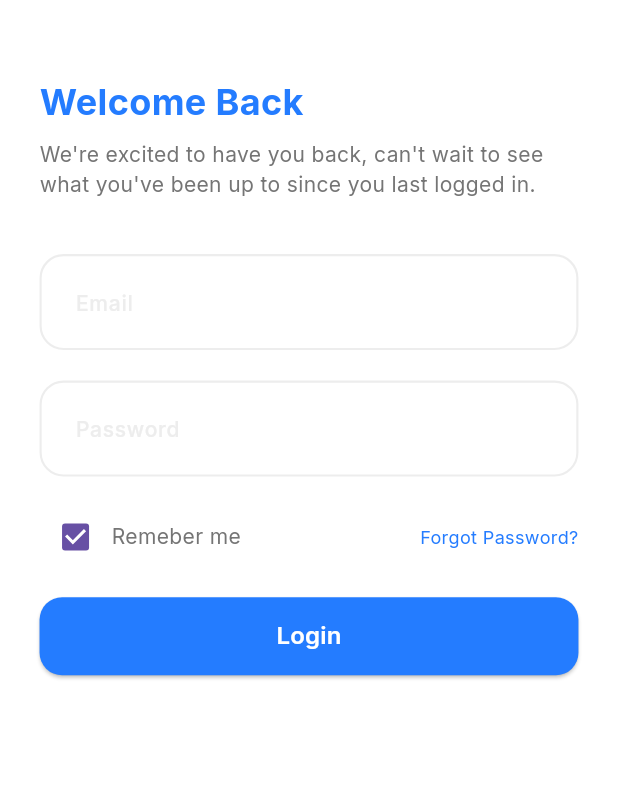
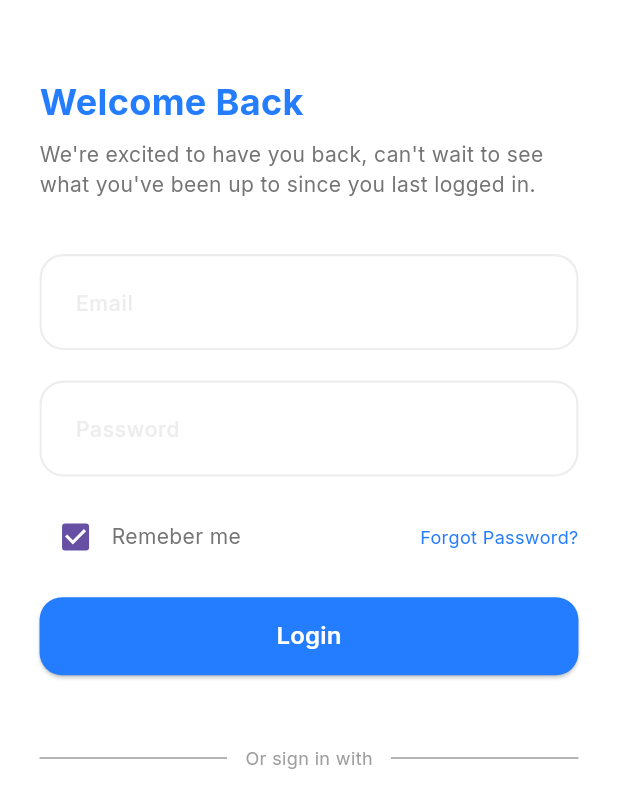
Before and after one commit to yousefali55/DocDocApp, a Flutter app: the screen it shows after launch, after a tap on "Get Started", on a phone screen of 412 x 824 dp. Shown: the top 808 px of the screen. Run offline on Flutter 3.47's test engine with Material 3 defaults, Android fonts, the phone set to English and light mode, and no system bars; our stand-ins replace flutter_screenutil, flutter_svg, google_fonts.

Commit message:
add auth logos widget and complete a or sign in with row

```diff
--- a/lib/core/constants/Colors.dart
+++ b/lib/core/constants/Colors.dart
@@ -5,4 +5,5 @@ class ColorsManager{
   static const Color white = Color(0xFFFFFFFF);
   static const Color grey = Color(0xFf757575);
   static const Color lightergrey = Color(0xFFEDEDED);
+  static const Color grey9E = Color(0xFF9E9E9E);
 }
--- a/lib/core/widgets/form_login.dart
+++ b/lib/core/widgets/form_login.dart
@@ -1,4 +1,5 @@
 import 'package:docdoc/core/constants/text_styles.dart';
+import 'package:docdoc/core/widgets/or_sign_with.dart';
 import 'package:docdoc/core/widgets/repeated_button.dart';
 import 'package:docdoc/core/widgets/textformfield_login_signup.dart';
 import 'package:flutter/material.dart';
@@ -45,6 +46,10 @@ class LoginForm extends StatelessWidget {
           height: 16.h,
         ),
         RepeatedButton(TextInButton: 'Login', onPressed: () {}),
+        SizedBox(
+          height: 46.h,
+        ),
+        OrSignWithRow(),
       ],
     ));
   }
--- /dev/null
+++ b/lib/core/widgets/or_sign_with.dart
@@ -0,0 +1,42 @@
+import 'package:docdoc/core/constants/Colors.dart';
+import 'package:flutter/material.dart';
+import 'package:flutter_screenutil/flutter_screenutil.dart';
+import 'package:google_fonts/google_fonts.dart';
+
+class OrSignWithRow extends StatelessWidget {
+  const OrSignWithRow({super.key});
+
+  @override
+  Widget build(BuildContext context) {
+    return Row(
+      mainAxisAlignment: MainAxisAlignment.spaceBetween,
+      children: [
+        const LighterGreyLine(),
+        Text(
+            textAlign: TextAlign.center,
+            'Or sign in with',
+            style: GoogleFonts.inter(
+              fontWeight: FontWeight.w400,
+              fontSize: 12,
+              color: ColorsManager.grey9E,
+            )),
+        const LighterGreyLine()
+      ],
+    );
+  }
+}
+
+class LighterGreyLine extends StatelessWidget {
+  const LighterGreyLine({
+    super.key,
+  });
+
+  @override
+  Widget build(BuildContext context) {
+    return Container(
+      height: 1.h,
+      width: 125,
+      color: ColorsManager.grey9E,
+    );
+  }
+}
```
Also changed, not shown: lib/core/widgets/auth_logos_row.dart (added).
